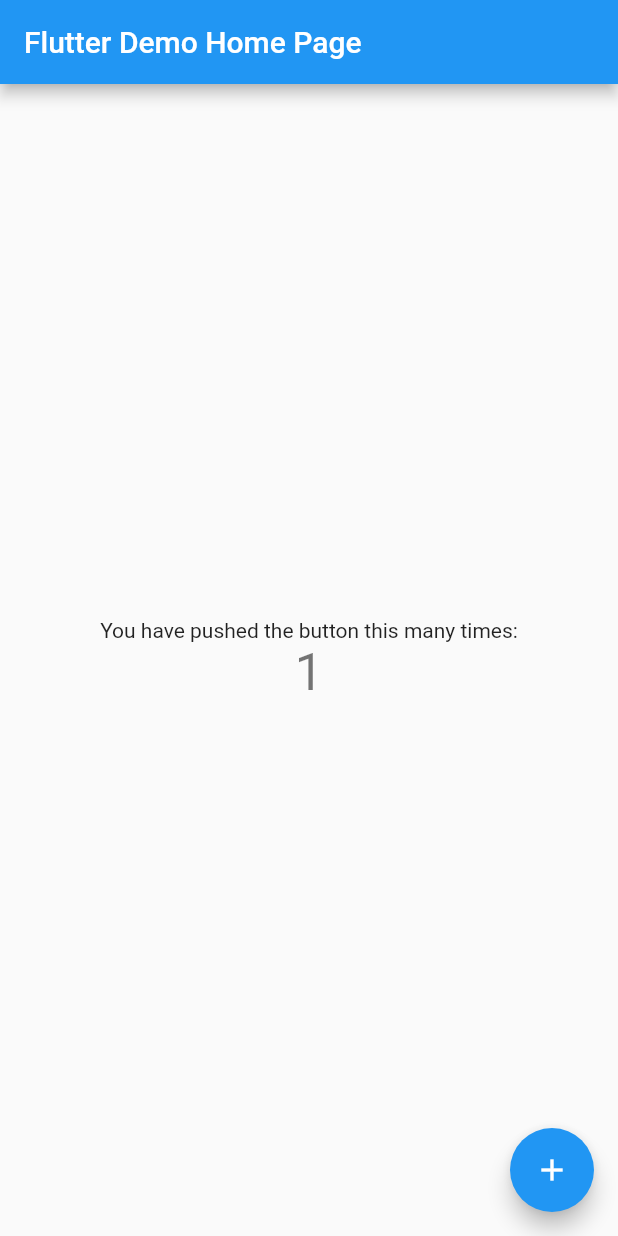
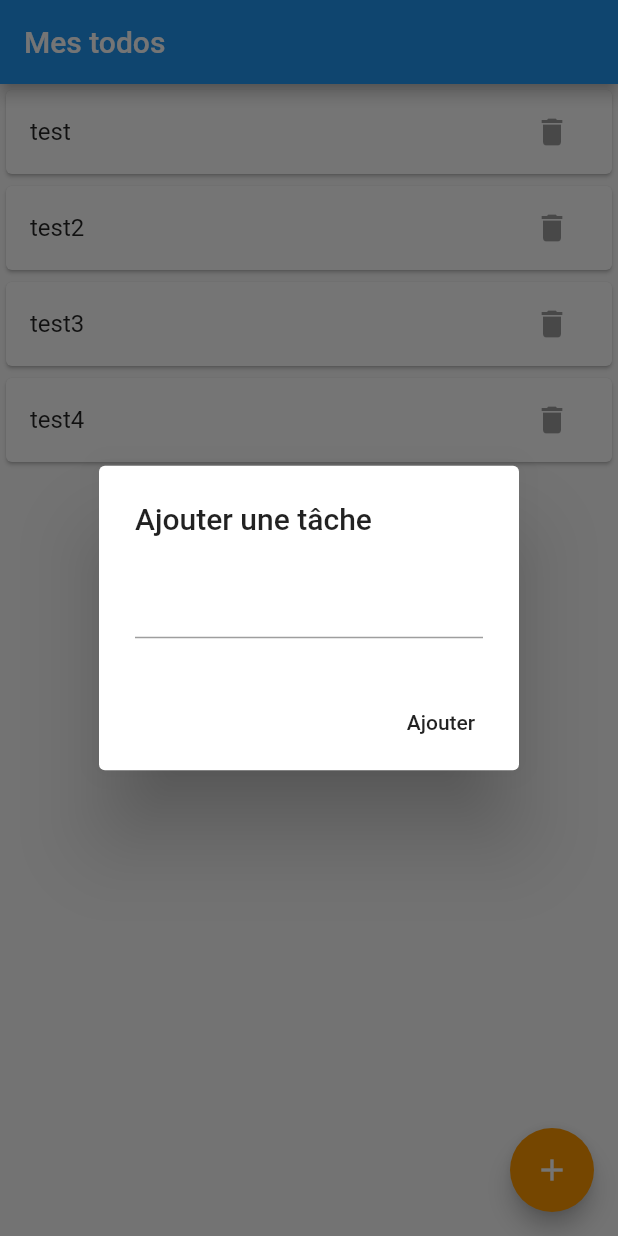
Before and after one commit to zKheyl/flutter-todolist, a Flutter app: the screen it shows after launch, after a tap on the "add" icon, on a phone screen of 412 x 824 dp. Run offline on Flutter 3.47's test engine with Material 2 defaults, Android fonts, the phone set to English and light mode, and no system bars.

Commit message:
Implemented a simple todolist as base work for the project

```diff
--- a/lib/main.dart
+++ b/lib/main.dart
@@ -9,40 +9,20 @@ class MyApp extends StatelessWidget {
   @override
   Widget build(BuildContext context) {
     return MaterialApp(
+      debugShowCheckedModeBanner: false,
       title: 'Flutter Demo',
       theme: ThemeData(
-        // This is the theme of your application.
-        //
-        // Try running your application with "flutter run". You'll see the
-        // application has a blue toolbar. Then, without quitting the app, try
-        // changing the primarySwatch below to Colors.green and then invoke
-        // "hot reload" (press "r" in the console where you ran "flutter run",
-        // or simply save your changes to "hot reload" in a Flutter IDE).
-        // Notice that the counter didn't reset back to zero; the application
-        // is not restarted.
-        primarySwatch: Colors.blue,
-        // This makes the visual density adapt to the platform that you run
-        // the app on. For desktop platforms, the controls will be smaller and
-        // closer together (more dense) than on mobile platforms.
-        visualDensity: VisualDensity.adaptivePlatformDensity,
+        brightness: Brightness.light,
+        primaryColor: Colors.blue,
+        accentColor: Colors.orange,
       ),
-      home: MyHomePage(title: 'Flutter Demo Home Page'),
+      home: MyHomePage(title: 'ToDo List'),
     );
   }
 }
 
 class MyHomePage extends StatefulWidget {
   MyHomePage({Key key, this.title}) : super(key: key);
-
-  // This widget is the home page of your application. It is stateful, meaning
-  // that it has a State object (defined below) that contains fields that affect
-  // how it looks.
-
-  // This class is the configuration for the state. It holds the values (in this
-  // case the title) provided by the parent (in this case the App widget) and
-  // used by the build method of the State. Fields in a Widget subclass are
-  // always marked "final".
-
   final String title;
 
   @override
@@ -50,68 +30,60 @@ class MyHomePage extends StatefulWidget {
 }
 
 class _MyHomePageState extends State<MyHomePage> {
-  int _counter = 0;
+  List todos = List();
+  String input = "";
 
-  void _incrementCounter() {
-    setState(() {
-      // This call to setState tells the Flutter framework that something has
-      // changed in this State, which causes it to rerun the build method below
-      // so that the display can reflect the updated values. If we changed
-      // _counter without calling setState(), then the build method would not be
-      // called again, and so nothing would appear to happen.
-      _counter++;
-    });
+  @override
+  void initState() {
+    // TODO: implement initState
+    super.initState();
+    todos.add("test");
+    todos.add("test2");
+    todos.add("test3");
+    todos.add("test4");
   }
 
   @override
   Widget build(BuildContext context) {
-    // This method is rerun every time setState is called, for instance as done
-    // by the _incrementCounter method above.
-    //
-    // The Flutter framework has been optimized to make rerunning build methods
-    // fast, so that you can just rebuild anything that needs updating rather
-    // than having to individually change instances of widgets.
       return Scaffold(
         appBar: AppBar(
-        // Here we take the value from the MyHomePage object that was created by
-        // the App.build method, and use it to set our appbar title.
-        title: Text(widget.title),
+          title: Text("Mes todos"),
         ),
-      body: Center(
-        // Center is a layout widget. It takes a single child and positions it
-        // in the middle of the parent.
-        child: Column(
-          // Column is also a layout widget. It takes a list of children and
-          // arranges them vertically. By default, it sizes itself to fit its
-          // children horizontally, and tries to be as tall as its parent.
-          //
-          // Invoke "debug painting" (press "p" in the console, choose the
-          // "Toggle Debug Paint" action from the Flutter Inspector in Android
-          // Studio, or the "Toggle Debug Paint" command in Visual Studio Code)
-          // to see the wireframe for each widget.
-          //
-          // Column has various properties to control how it sizes itself and
-          // how it positions its children. Here we use mainAxisAlignment to
-          // center the children vertically; the main axis here is the vertical
-          // axis because Columns are vertical (the cross axis would be
-          // horizontal).
-          mainAxisAlignment: MainAxisAlignment.center,
-          children: <Widget>[
-            Text(
-              'You have pushed the button this many times:',
+        floatingActionButton: FloatingActionButton(
+          onPressed: (){
+            showDialog(context: context, builder:
+                (BuildContext context){
+                  return AlertDialog(
+                    title: Text("Ajouter une tâche"),
+                    content: TextField(
+                      onChanged: (String value) {
+                        input = value;
+                      },
                     ),
-            Text(
-              '$_counter',
-              style: Theme.of(context).textTheme.headline4,
-            ),
-          ],
+                    actions: <Widget>[
+                      FlatButton(onPressed: () {
+                                    setState(() {
+                                      todos.add(input);
+                                });
+                      }, child: Text("Ajouter"))
+                    ]
+                  );
+            });
+          },
+          child: Icon(
+            Icons.add,
+            color: Colors.white,
           ),
         ),
-      floatingActionButton: FloatingActionButton(
-        onPressed: _incrementCounter,
-        tooltip: 'Increment',
-        child: Icon(Icons.add),
-      ), // This trailing comma makes auto-formatting nicer for build methods.
+        body: ListView.builder(itemCount: todos.length,
+            itemBuilder: (BuildContext context, int index){
+              return Dismissible(key: Key(todos[index]), child: Card(
+                child: ListTile(
+                  title: Text(todos[index]),
+                  trailing: IconButton(icon: Icon(Icons.delete)),
+                ),
+              ));
+            }),
       );
   }
 }
```
Lines whose indentation alone changed are shown as unchanged.
